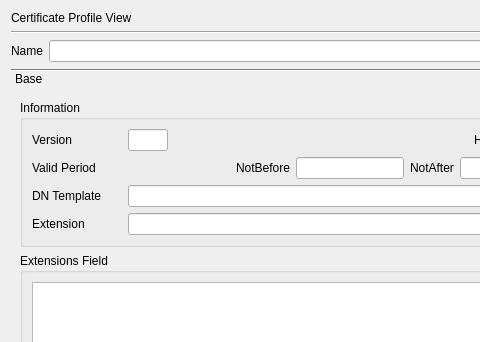
jykim74/CertMan, file CertMan/view_cert_profile_dlg.ui: the form before one commit; both pictures show x 0 to 480 and y 0 to 342 of the 600 by 657 pixel window.
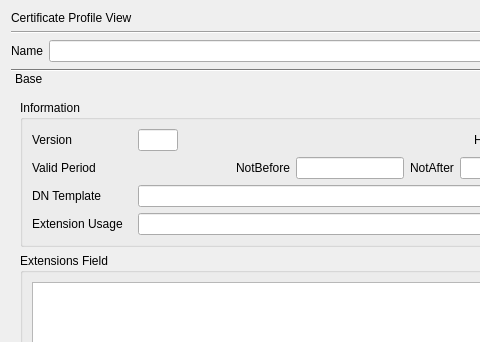
The form after the commit.

Commit message: 프로파일 보기 작업중

```diff
--- a/CertMan/view_cert_profile_dlg.ui
+++ b/CertMan/view_cert_profile_dlg.ui
@@ -126,7 +126,7 @@
              <widget class="QLabel" name="label_3">
               <property name="minimumSize">
                <size>
-                <width>90</width>
+                <width>100</width>
                 <height>0</height>
                </size>
               </property>
@@ -179,7 +179,7 @@
              <widget class="QLabel" name="label_5">
               <property name="minimumSize">
                <size>
-                <width>90</width>
+                <width>100</width>
                 <height>0</height>
                </size>
               </property>
@@ -216,7 +216,7 @@
              <widget class="QLabel" name="label_8">
               <property name="minimumSize">
                <size>
-                <width>90</width>
+                <width>100</width>
                 <height>0</height>
                </size>
               </property>
@@ -236,12 +236,12 @@
              <widget class="QLabel" name="label_9">
               <property name="minimumSize">
                <size>
-                <width>90</width>
+                <width>100</width>
                 <height>0</height>
                </size>
               </property>
               <property name="text">
-               <string>Extension</string>
+               <string>Extension Usage</string>
               </property>
              </widget>
             </item>
```
Left out of the diff: 12 changed lines with no effect on the pictures. The commit also changes 1 other file.
